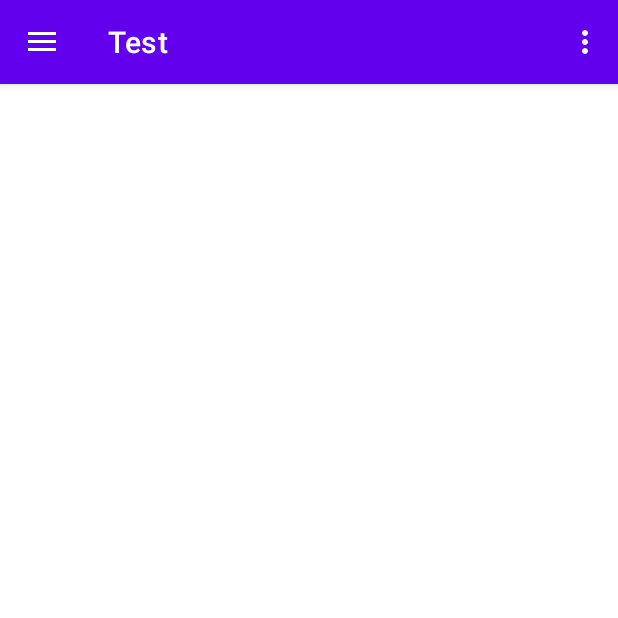
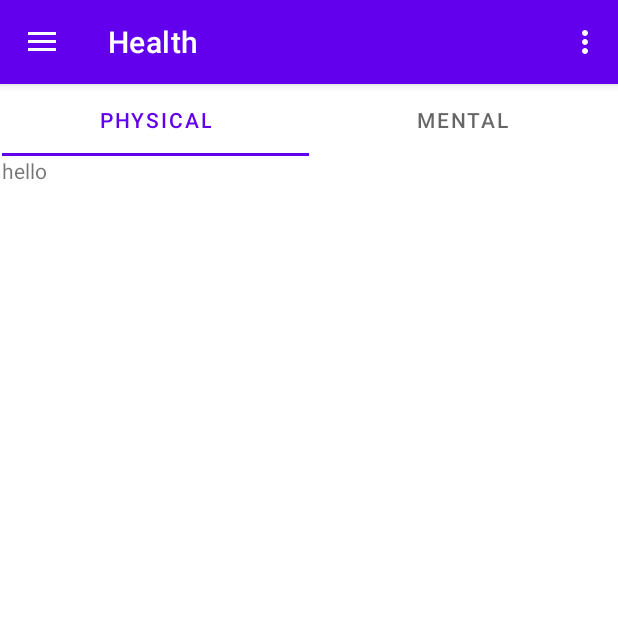
Before and after one commit to SchoolGroupProject/WorkoutProject, an Android app built with Jetpack Compose: the screen it shows after launch (Homepage before the commit, HealthActivity after it), in the side drawer, after a tap on "Health", on a phone screen of 412 x 824 dp, the top half of it. Run offline under Robolectric (Android 15) with nearby library versions, the phone set to English and light mode, and no system bars; Roboto replaces fonts that are not available here.

Commit message:
Got the health concept going

```diff
--- /dev/null
+++ b/app/src/main/java/com/example/test/Health/HealthActivity.kt
@@ -0,0 +1,38 @@
+package com.example.test.Health
+
+import android.content.res.Resources.NotFoundException
+import android.os.Bundle
+import androidx.viewpager2.widget.ViewPager2
+import com.example.test.MainActivity
+import com.example.test.R
+import com.example.test.databinding.ActivityHealthBinding
+import com.google.android.material.tabs.TabLayout
+import com.google.android.material.tabs.TabLayoutMediator
+
+class HealthActivity : MainActivity() {
+
+    private lateinit var healthLayout:TabLayout
+    private lateinit var healthyPager: ViewPager2
+    private lateinit var health_binding:ActivityHealthBinding
+
+    override fun onCreate(savedInstanceState: Bundle?) {
+        super.onCreate(savedInstanceState)
+        health_binding = ActivityHealthBinding.inflate(layoutInflater)
+        setContentView(health_binding.root)
+        allocateActivityTitle("Health")
+
+        healthLayout = findViewById(R.id.healthsLayout)
+        healthyPager = findViewById(R.id.healthpager)
+        healthyPager.adapter = HealthAdapter(this)
+        TabLayoutMediator(healthLayout,healthyPager){
+            tab,index -> tab.text = when(index) {
+                0 -> {"Physical"}
+                1 -> {"Mental"}
+            else -> {throw NotFoundException("Position Not Found")}
+            }
+        }.attach()
+
+
+
+    }
+}
--- /dev/null
+++ b/app/src/main/java/com/example/test/Health/HealthAdapter.kt
@@ -0,0 +1,22 @@
+package com.example.test.Health
+
+import android.content.res.Resources.NotFoundException
+import androidx.fragment.app.Fragment
+import androidx.fragment.app.FragmentActivity
+import androidx.viewpager2.adapter.FragmentStateAdapter
+
+class HealthAdapter(fragmentActivity: FragmentActivity):FragmentStateAdapter(fragmentActivity) {
+    override fun getItemCount() = 2
+
+    override fun createFragment(position: Int): Fragment {
+            return when(position)
+            {
+                0 -> {PhysicalHealth()}
+                1 -> {MentalHealth()}
+                else -> {throw NotFoundException("Position Not Found")}
+            }
+
+    }
+
+
+}
--- /dev/null
+++ b/app/src/main/java/com/example/test/Health/PhysicalHealth.kt
@@ -0,0 +1,24 @@
+package com.example.test.Health
+
+import android.os.Bundle
+import androidx.fragment.app.Fragment
+import android.view.LayoutInflater
+import android.view.View
+import android.view.ViewGroup
+import com.example.test.R
+
+
+class PhysicalHealth : Fragment() {
+
+    override fun onCreateView(
+        inflater: LayoutInflater, container: ViewGroup?,
+        savedInstanceState: Bundle?
+    ): View? {
+        // Inflate the layout for this fragment
+        return inflater.inflate(R.layout.fragment_physical_health, container, false)
+    }
+
+    companion object {
+
+    }
+}
--- a/app/src/main/java/com/example/test/MainActivity.kt
+++ b/app/src/main/java/com/example/test/MainActivity.kt
@@ -11,8 +11,11 @@ import androidx.drawerlayout.widget.DrawerLayout
 import androidx.appcompat.app.AppCompatActivity
 import androidx.appcompat.widget.Toolbar
 import androidx.core.view.GravityCompat
+import com.example.test.Health.HealthActivity
 import com.example.test.mealPlanner.FoodActivity
-
+import com.example.test.ui.login.LoginActivity
+import com.example.test.ui.settings.SettingsActivity
+import com.google.firebase.FirebaseApp
 
 
 open class MainActivity : AppCompatActivity(), NavigationView.OnNavigationItemSelectedListener {
@@ -20,6 +23,8 @@ open class MainActivity : AppCompatActivity(), NavigationView.OnNavigationItemSe
     private lateinit var drawerLayout: DrawerLayout
 
     override fun setContentView(view: View?) {
+        FirebaseApp.initializeApp(this)
+
         drawerLayout = layoutInflater.inflate(R.layout.activity_main,null) as DrawerLayout
         val _container : FrameLayout = drawerLayout.findViewById(R.id.activityContainer)
         _container.addView(view)
@@ -48,11 +53,16 @@ open class MainActivity : AppCompatActivity(), NavigationView.OnNavigationItemSe
         drawerLayout.closeDrawer(GravityCompat.START)
       when(item.itemId)
       {
-          R.id.nav_home -> { val intent = Intent(this, Homepage::class.java)
+          R.id.nav_home -> { val intent = Intent(this, MainInterfaceActivity::class.java)
+              startActivity(intent)}
+          R.id.nav_exercise -> {val intent = Intent(this,WorkoutInterfaceActivity::class.java)
               startActivity(intent)}
           R.id.nav_meal_planner -> {val intent = Intent(this, FoodActivity::class.java)
-          startActivity(intent)}
-
+              startActivity(intent)}
+          R.id.nav_health -> {val intent = Intent(this, HealthActivity::class.java)
+              startActivity(intent)}
+          R.id.nav_calendar -> {val intent = Intent(this, Homepage::class.java)
+              startActivity(intent)}
       }
         return false
     }
@@ -63,4 +73,22 @@ open class MainActivity : AppCompatActivity(), NavigationView.OnNavigationItemSe
 
     }
 
+    override fun onOptionsItemSelected(item: MenuItem): Boolean {
+        return when(item.itemId){
+            R.id.action_settings -> {
+                val intent = Intent(this, SettingsActivity::class.java)
+                startActivity(intent)
+                true
+            }
+            R.id.action_login -> {
+                val intent = Intent(this, LoginActivity::class.java)
+                startActivity(intent)
+                true
+            }
+            else -> super.onOptionsItemSelected(item)
+        }
+    }
+
+
+
 }
--- a/app/src/main/java/com/example/test/MainInterfaceActivity.kt
+++ b/app/src/main/java/com/example/test/MainInterfaceActivity.kt
@@ -3,12 +3,16 @@ package com.example.test
 import android.os.Bundle
 import android.widget.ImageButton
 import android.content.Intent
+import com.example.test.databinding.MainInterfaceBinding
 
 class MainInterfaceActivity : MainActivity() {
 
+    private lateinit var _binding: MainInterfaceBinding
      override fun onCreate(savedInstanceState: Bundle?) {
          super.onCreate(savedInstanceState)
-         setContentView(R.layout.main_interface)
+         _binding = MainInterfaceBinding.inflate(layoutInflater)
+         setContentView(_binding.root)
+         allocateActivityTitle("Home")
 
          val workoutButton: ImageButton = findViewById(R.id.mainWorkoutButton)
 
--- /dev/null
+++ b/app/src/main/res/layout/activity_health.xml
@@ -0,0 +1,40 @@
+<?xml version="1.0" encoding="utf-8"?>
+<androidx.constraintlayout.widget.ConstraintLayout xmlns:android="http://schemas.android.com/apk/res/android"
+    xmlns:app="http://schemas.android.com/apk/res-auto"
+    xmlns:tools="http://schemas.android.com/tools"
+    android:id="@+id/healthactivity"
+    android:layout_width="match_parent"
+    android:layout_height="match_parent"
+    tools:context=".Health.HealthActivity">
+
+    <com.google.android.material.tabs.TabLayout
+        android:id="@+id/healthsLayout"
+        android:layout_width="409dp"
+        android:layout_height="wrap_content"
+        app:layout_constraintEnd_toEndOf="parent"
+        app:layout_constraintStart_toStartOf="parent"
+        app:layout_constraintTop_toTopOf="parent">
+
+        <com.google.android.material.tabs.TabItem
+            android:layout_width="wrap_content"
+            android:layout_height="wrap_content"
+            android:text="Physical Health"
+            tools:layout_editor_absoluteX="-9dp"
+            tools:layout_editor_absoluteY="102dp" />
+
+        <com.google.android.material.tabs.TabItem
+            android:layout_width="wrap_content"
+            android:layout_height="wrap_content"
+            android:text="Mental Health"
+            tools:layout_editor_absoluteX="208dp"
+            tools:layout_editor_absoluteY="148dp" />
+    </com.google.android.material.tabs.TabLayout>
+
+    <androidx.viewpager2.widget.ViewPager2
+        android:id="@+id/healthpager"
+        android:layout_width="409dp"
+        android:layout_height="609dp"
+        app:layout_constraintEnd_toEndOf="parent"
+        app:layout_constraintStart_toStartOf="parent"
+        app:layout_constraintTop_toBottomOf="@+id/healthsLayout" />
+</androidx.constraintlayout.widget.ConstraintLayout>
--- /dev/null
+++ b/app/src/main/res/layout/fragment_physical_health.xml
@@ -0,0 +1,14 @@
+<?xml version="1.0" encoding="utf-8"?>
+<FrameLayout xmlns:android="http://schemas.android.com/apk/res/android"
+    xmlns:tools="http://schemas.android.com/tools"
+    android:layout_width="match_parent"
+    android:layout_height="match_parent"
+    tools:context=".Health.PhysicalHealth">
+
+
+    <TextView
+        android:layout_width="match_parent"
+        android:layout_height="match_parent"
+        android:text="hello" />
+
+</FrameLayout>
--- a/app/src/main/res/layout/main_interface.xml
+++ b/app/src/main/res/layout/main_interface.xml
@@ -4,6 +4,8 @@
     xmlns:tools="http://schemas.android.com/tools"
     android:layout_width="match_parent"
     android:layout_height="match_parent"
+    android:id="@+id/Homepage2"
+    tools:context=".MainInterfaceActivity"
     >
 
     <ImageButton
--- a/app/src/main/res/menu/activity_main_drawer.xml
+++ b/app/src/main/res/menu/activity_main_drawer.xml
@@ -7,7 +7,7 @@
         <item
             android:id="@+id/nav_home"
             android:icon="@drawable/ic_home"
-            android:title="@string/menu_home" />
+            android:title="@string/Home" />
         <item
             android:id="@+id/nav_exercise"
             android:icon="@drawable/ic_exercise"
```
Also changed, not shown: app/src/main/AndroidManifest.xml (+14 -9 lines), app/src/main/java/com/example/test/Health/MentalHealth.kt (added, +22 -0 lines), app/src/main/java/com/example/test/WorkoutInterfaceActivity.kt (+5 -1 lines), app/src/main/java/com/example/test/ui/login/LoginActivity.kt (+0 -1 lines), app/src/main/res/layout/fragment_mental_health.xml (added, +14 -0 lines), app/src/main/res/layout/nav_header_main.xml (+1 -23 lines), app/src/main/res/navigation/mobile_navigation.xml (+8 -3 lines), app/src/main/res/values/strings.xml (+19 -16 lines).
